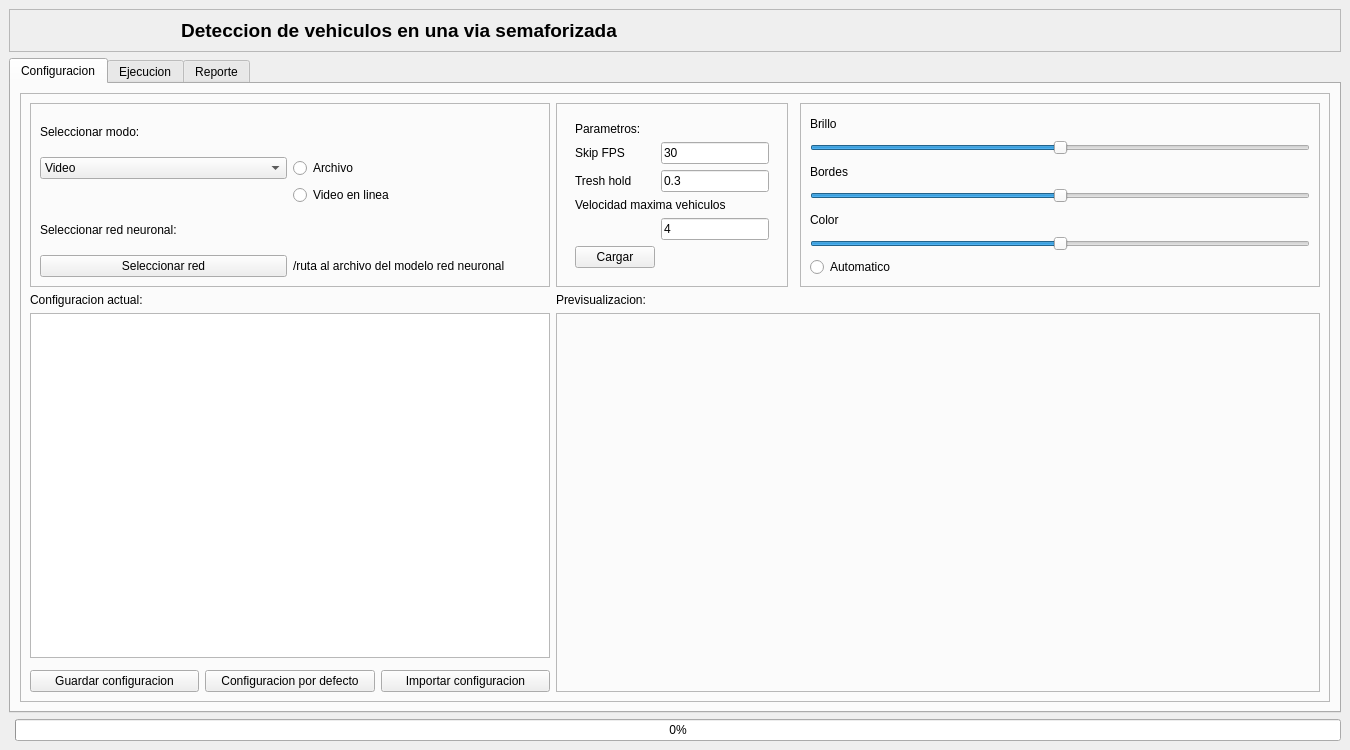
The window that modules/untitled.ui (Syiro/Conteodevehiculos) describes before a commit, drawn with Qt 5.
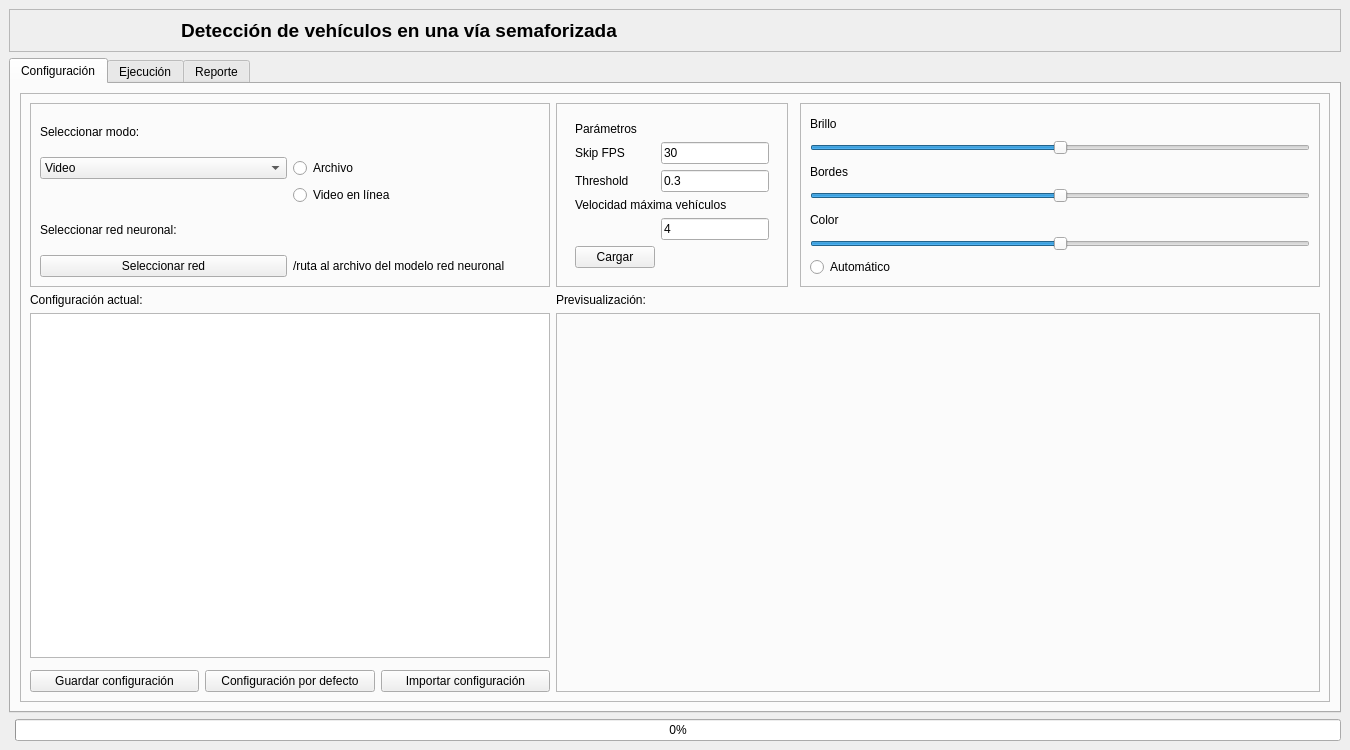
The same window after the commit. The open tabs and pages were chosen to show the change. Icons and pictures are not drawn.

Commit message: Modulo configuracion y modulo ejecucion completados

Diff of the .ui file:
```diff
--- a/modules/untitled.ui
+++ b/modules/untitled.ui
@@ -79,7 +79,7 @@
           </size>
          </property>
          <property name="text">
-          <string>&lt;html&gt;&lt;head/&gt;&lt;body&gt;&lt;p align=&quot;center&quot;&gt;&lt;span style=&quot; font-size:14pt; font-weight:600;&quot;&gt;Deteccion de vehiculos en una via semaforizada&lt;/span&gt;&lt;/p&gt;&lt;/body&gt;&lt;/html&gt;</string>
+          <string>&lt;html&gt;&lt;head/&gt;&lt;body&gt;&lt;p align=&quot;center&quot;&gt;&lt;span style=&quot; font-size:14pt; font-weight:600;&quot;&gt;Detección de vehículos en una vía semaforizada&lt;/span&gt;&lt;/p&gt;&lt;/body&gt;&lt;/html&gt;</string>
          </property>
          <property name="scaledContents">
           <bool>true</bool>
@@ -184,7 +184,7 @@
         </size>
        </property>
        <attribute name="title">
-        <string>Configuracion</string>
+        <string>Configuración</string>
        </attribute>
        <layout class="QVBoxLayout" name="verticalLayout_5">
         <item>
@@ -287,7 +287,7 @@
                  <item row="2" column="0">
                   <widget class="QLabel" name="label_31">
                    <property name="text">
-                    <string>Tresh hold</string>
+                    <string>Threshold</string>
                    </property>
                   </widget>
                  </item>
@@ -310,7 +310,7 @@
                  <item row="0" column="0">
                   <widget class="QLabel" name="label_29">
                    <property name="text">
-                    <string>Parametros:</string>
+                    <string>Parámetros</string>
                    </property>
                   </widget>
                  </item>
@@ -343,7 +343,7 @@
                  <item row="3" column="0" colspan="2">
                   <widget class="QLabel" name="label_32">
                    <property name="text">
-                    <string>Velocidad maxima vehiculos </string>
+                    <string>Velocidad máxima vehículos </string>
                    </property>
                   </widget>
                  </item>
@@ -361,7 +361,7 @@
                 <string>&lt;html&gt;&lt;head/&gt;&lt;body&gt;&lt;p&gt;Guarda los cambios en la configuración en un archivo .JSON para usarla despues.&lt;/p&gt;&lt;/body&gt;&lt;/html&gt;</string>
                </property>
                <property name="text">
-                <string>Guardar configuracion</string>
+                <string>Guardar configuración</string>
                </property>
                <property name="icon">
                 <iconset>
@@ -375,7 +375,7 @@
                 <string>&lt;html&gt;&lt;head/&gt;&lt;body&gt;&lt;p&gt;Carga una configuracion por defecto al sistema.&lt;/p&gt;&lt;/body&gt;&lt;/html&gt;</string>
                </property>
                <property name="text">
-                <string>Configuracion por defecto</string>
+                <string>Configuración por defecto</string>
                </property>
                <property name="icon">
                 <iconset>
@@ -389,7 +389,7 @@
                 <string>&lt;html&gt;&lt;head/&gt;&lt;body&gt;&lt;p&gt;Carga una configuracion guardada previamente&lt;/p&gt;&lt;p&gt;&lt;br/&gt;&lt;/p&gt;&lt;/body&gt;&lt;/html&gt;</string>
                </property>
                <property name="text">
-                <string>Importar configuracion</string>
+                <string>Importar configuración</string>
                </property>
                <property name="icon">
                 <iconset>
@@ -455,7 +455,7 @@
                 <item row="2" column="1">
                  <widget class="QRadioButton" name="radioButton_2">
                   <property name="text">
-                   <string>Video en linea</string>
+                   <string>Video en línea</string>
                   </property>
                   <property name="checkable">
                    <bool>true</bool>
@@ -503,7 +503,7 @@
               </sizepolicy>
              </property>
              <property name="text">
-              <string>Configuracion actual:</string>
+              <string>Configuración actual:</string>
              </property>
             </widget>
            </item>
@@ -516,7 +516,7 @@
               </sizepolicy>
              </property>
              <property name="text">
-              <string>Previsualizacion:</string>
+              <string>Previsualización:</string>
              </property>
              <property name="wordWrap">
               <bool>false</bool>
@@ -616,7 +616,7 @@
                  <bool>false</bool>
                 </property>
                 <property name="text">
-                 <string>Automatico</string>
+                 <string>Automático</string>
                 </property>
                 <property name="checked">
                  <bool>false</bool>
@@ -642,7 +642,7 @@
         </sizepolicy>
        </property>
        <attribute name="title">
-        <string>Ejecucion</string>
+        <string>Ejecución</string>
        </attribute>
        <widget class="QWidget" name="formLayoutWidget">
         <property name="geometry">
```
Left out of the diff: 36 changed lines with no effect on the pictures. The commit also changes 14 other files.
